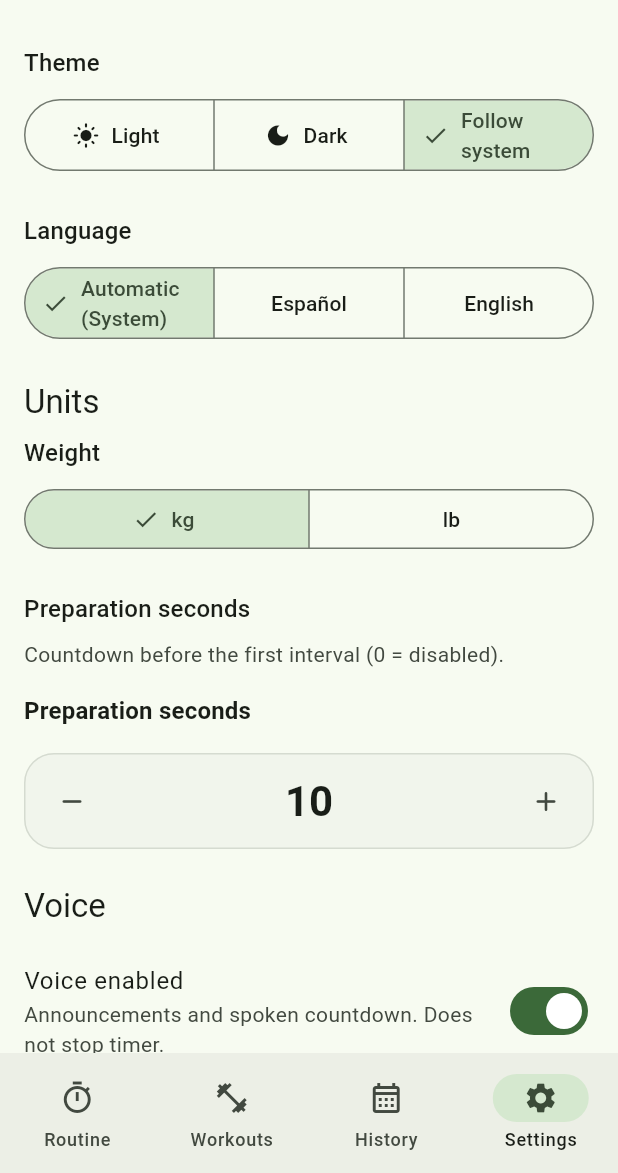
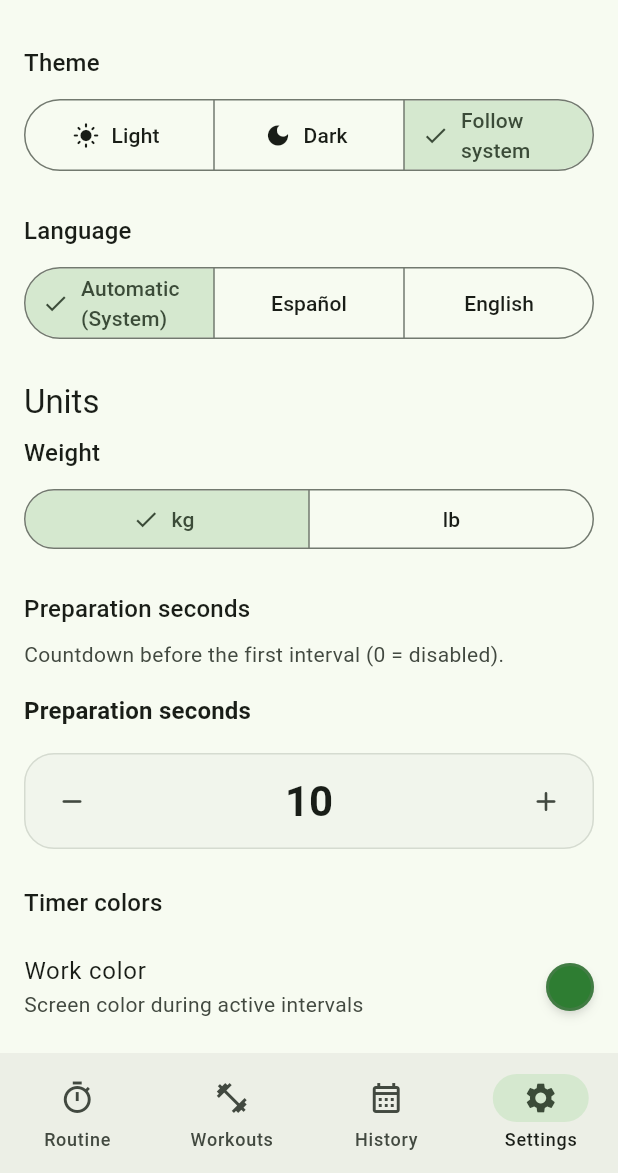
Before and after one commit to MoisesCorcho/IntervalTimer, a Flutter app: the screen it shows after launch, item 4 of the bottom bar chosen, on a phone screen of 412 x 824 dp, the part 63-1236 px from its top. Run offline on Flutter 3.47's test engine with Material 3 defaults, Android fonts, the phone set to English and light mode, and no system bars; our stand-ins replace audioplayers, drift, fl_chart, flutter_colorpicker, flutter_local_notifications, flutter_riverpod and 9 more; missing offline and left inert: audio_session, flutter_background_service, gal, live_activities; accounts and stored records are empty; generated files the repository leaves out were written again; statements that could not run were skipped.

Commit message:
feat(settings): add customizable work and rest phase colors with live preview

```diff
--- a/lib/core/l10n/app_en.arb
+++ b/lib/core/l10n/app_en.arb
@@ -517,5 +517,12 @@
   "vibrationFeedback": "Haptic feedback",
   "vibrationFeedbackDesc": "Vibration on interval changes",
   "muteAll": "Mute all",
-  "unmuteAll": "Unmute all"
+  "unmuteAll": "Unmute all",
+  "timerColorsSectionTitle": "Timer colors",
+  "workColorTitle": "Work color",
+  "workColorSubtitle": "Screen color during active intervals",
+  "restColorTitle": "Rest color",
+  "restColorSubtitle": "Screen color during rest intervals",
+  "resetToDefault": "Reset to default",
+  "saveColor": "Save"
 }
--- a/lib/core/l10n/app_es.arb
+++ b/lib/core/l10n/app_es.arb
@@ -366,5 +366,12 @@
   "vibrationFeedback": "Respuesta táctil",
   "vibrationFeedbackDesc": "Vibración al cambiar de intervalo",
   "muteAll": "Silenciar todo",
-  "unmuteAll": "Activar todo"
+  "unmuteAll": "Activar todo",
+  "timerColorsSectionTitle": "Colores del cronómetro",
+  "workColorTitle": "Color de trabajo",
+  "workColorSubtitle": "Pantalla durante los intervalos activos",
+  "restColorTitle": "Color de descanso",
+  "restColorSubtitle": "Pantalla durante los intervalos de descanso",
+  "resetToDefault": "Restablecer original",
+  "saveColor": "Guardar"
 }
--- a/lib/core/l10n/app_localizations.dart
+++ b/lib/core/l10n/app_localizations.dart
@@ -2161,6 +2161,48 @@ abstract class AppLocalizations {
   /// In en, this message translates to:
   /// **'Unmute all'**
   String get unmuteAll;
+
+  /// No description provided for @timerColorsSectionTitle.
+  ///
+  /// In en, this message translates to:
+  /// **'Timer colors'**
+  String get timerColorsSectionTitle;
+
+  /// No description provided for @workColorTitle.
+  ///
+  /// In en, this message translates to:
+  /// **'Work color'**
+  String get workColorTitle;
+
+  /// No description provided for @workColorSubtitle.
+  ///
+  /// In en, this message translates to:
+  /// **'Screen color during active intervals'**
+  String get workColorSubtitle;
+
+  /// No description provided for @restColorTitle.
+  ///
+  /// In en, this message translates to:
+  /// **'Rest color'**
+  String get restColorTitle;
+
+  /// No description provided for @restColorSubtitle.
+  ///
+  /// In en, this message translates to:
+  /// **'Screen color during rest intervals'**
+  String get restColorSubtitle;
+
+  /// No description provided for @resetToDefault.
+  ///
+  /// In en, this message translates to:
+  /// **'Reset to default'**
+  String get resetToDefault;
+
+  /// No description provided for @saveColor.
+  ///
+  /// In en, this message translates to:
+  /// **'Save'**
+  String get saveColor;
 }
 
 class _AppLocalizationsDelegate
--- a/lib/core/l10n/app_localizations_en.dart
+++ b/lib/core/l10n/app_localizations_en.dart
@@ -1142,4 +1142,25 @@ class AppLocalizationsEn extends AppLocalizations {
 
   @override
   String get unmuteAll => 'Unmute all';
+
+  @override
+  String get timerColorsSectionTitle => 'Timer colors';
+
+  @override
+  String get workColorTitle => 'Work color';
+
+  @override
+  String get workColorSubtitle => 'Screen color during active intervals';
+
+  @override
+  String get restColorTitle => 'Rest color';
+
+  @override
+  String get restColorSubtitle => 'Screen color during rest intervals';
+
+  @override
+  String get resetToDefault => 'Reset to default';
+
+  @override
+  String get saveColor => 'Save';
 }
--- a/lib/core/theme/app_theme.dart
+++ b/lib/core/theme/app_theme.dart
@@ -66,6 +66,22 @@ abstract final class AppTheme {
   static const workColor = Color(0xFF2E7D32); // Green 800
   static const restColor = Color(0xFF1565C0); // Blue 800
   static const stretchColor = Color(0xFF9C27B0);
+  /// Fixed neutral dark slate grey for the preparation countdown.
+  static const prepColor = Color(0xFF2E3239);
+
+  /// Curated athletic palette (10 shades) for customizable work and rest phases.
+  static const phaseColorPresets = <Color>[
+    Color(0xFF2E7D32), // Forest Green (default work)
+    Color(0xFF1565C0), // Deep Blue (default rest)
+    Color(0xFFC62828), // Crimson Red
+    Color(0xFFE65100), // Energy Orange
+    Color(0xFF6A1B9A), // Deep Purple
+    Color(0xFF00838F), // Cyan / Teal
+    Color(0xFFFF8F00), // Amber Gold
+    Color(0xFFAD1457), // Vivid Magenta
+    Color(0xFF827717), // Volt / Lime
+    Color(0xFF283593), // Navy / Indigo
+  ];
 
   static ThemeData light() {
     final colorScheme = ColorScheme.fromSeed(
--- a/lib/data/repositories/preferences_repository.dart
+++ b/lib/data/repositories/preferences_repository.dart
@@ -9,11 +9,15 @@ class PreferencesRepository {
   static const activeWorkoutIdKey = 'active_workout_id';
   static const prepSecondsKey = 'prep_seconds';
   static const themeModeKey = 'theme_mode';
+  static const workColorKey = 'work_color_argb';
+  static const restColorKey = 'rest_color_argb';
   static const defaultPrepSeconds = 10;
   static const minPrepSeconds = 0;
   static const maxPrepSeconds = 60;
   /// Storage default for F27 theme preference (`light` | `dark` | `system`).
   static const defaultThemeMode = 'system';
+  static const defaultWorkColorArgb = 0xFF2E7D32; // Green 800 (AppTheme.workColor)
+  static const defaultRestColorArgb = 0xFF1565C0; // Blue 800 (AppTheme.restColor)
 
   // F02 voice prefs
   static const voiceEnabledKey = 'voice_enabled';
@@ -136,6 +140,20 @@ class PreferencesRepository {
     final clamped = value.clamp(minPrepSeconds, maxPrepSeconds);
     await setInt(prepSecondsKey, clamped);
   }
+
+  Future<int> getWorkColorArgb() async {
+    final value = await getInt(workColorKey);
+    return value ?? defaultWorkColorArgb;
+  }
+
+  Future<void> setWorkColorArgb(int value) => setInt(workColorKey, value);
+
+  Future<int> getRestColorArgb() async {
+    final value = await getInt(restColorKey);
+    return value ?? defaultRestColorArgb;
+  }
+
+  Future<void> setRestColorArgb(int value) => setInt(restColorKey, value);
 
   Future<bool> getBool(String key, {required bool defaultValue}) async {
     final raw = await getString(key);
--- a/lib/features/settings/domain/app_settings.dart
+++ b/lib/features/settings/domain/app_settings.dart
@@ -32,6 +32,8 @@ class AppSettings {
     this.themeMode = AppThemeMode.system,
     this.bodyWeightUnit = BodyWeightUnit.kg,
     this.appLanguage = AppLanguage.system,
+    this.workColorArgb = 0xFF2E7D32,
+    this.restColorArgb = 0xFF1565C0,
   });
 
   /// Seconds of preparation before the first interval (0–60).
@@ -94,6 +96,12 @@ class AppSettings {
   /// Application language preference: system, es, or en (F28).
   final AppLanguage appLanguage;
 
+  /// Custom phase color for work intervals (ARGB). Default 0xFF2E7D32.
+  final int workColorArgb;
+
+  /// Custom phase color for rest intervals (ARGB). Default 0xFF1565C0.
+  final int restColorArgb;
+
   AppSettings copyWith({
     int? prepSeconds,
     bool? voiceEnabled,
@@ -121,6 +129,8 @@ class AppSettings {
     AppThemeMode? themeMode,
     BodyWeightUnit? bodyWeightUnit,
     AppLanguage? appLanguage,
+    int? workColorArgb,
+    int? restColorArgb,
   }) {
     return AppSettings(
       prepSeconds: prepSeconds ?? this.prepSeconds,
@@ -158,6 +168,8 @@ class AppSettings {
       themeMode: themeMode ?? this.themeMode,
       bodyWeightUnit: bodyWeightUnit ?? this.bodyWeightUnit,
       appLanguage: appLanguage ?? this.appLanguage,
+      workColorArgb: workColorArgb ?? this.workColorArgb,
+      restColorArgb: restColorArgb ?? this.restColorArgb,
     );
   }
 
--- a/lib/features/settings/presentation/settings_screen.dart
+++ b/lib/features/settings/presentation/settings_screen.dart
@@ -10,6 +10,7 @@ import 'package:interval_timer/features/always_on/presentation/keep_screen_on_se
 import 'package:interval_timer/features/body_tracking/presentation/body_weight_unit_settings_section.dart';
 import 'package:interval_timer/features/lock_screen/presentation/session_lock_screen_settings_section.dart';
 import 'package:interval_timer/features/settings/presentation/widgets/language_selector_tile.dart';
+import 'package:interval_timer/features/settings/presentation/widgets/phase_color_picker_sheet.dart';
 import 'package:interval_timer/features/sound_effects/presentation/sound_effects_settings_section.dart';
 import 'package:interval_timer/features/vibration/presentation/vibration_settings_section.dart';
 import 'package:interval_timer/shared/widgets/app_primary_button.dart';
@@ -126,6 +127,8 @@ class _SettingsBody extends ConsumerWidget {
           },
         ),
         const SizedBox(height: AppTheme.spacingLg),
+        _TimerPhaseColorsSection(settings: settings),
+        const SizedBox(height: AppTheme.spacingLg),
         Text(
           l10n.voiceSectionTitle,
           style: theme.textTheme.titleLarge,
@@ -207,3 +210,93 @@ class _SettingsBody extends ConsumerWidget {
     );
   }
 }
+
+class _TimerPhaseColorsSection extends ConsumerWidget {
+  const _TimerPhaseColorsSection({required this.settings});
+
+  final AppSettings settings;
+
+  @override
+  Widget build(BuildContext context, WidgetRef ref) {
+    final l10n = context.l10n;
+    final theme = Theme.of(context);
+    final controller = ref.read(settingsControllerProvider.notifier);
+
+    return Column(
+      crossAxisAlignment: CrossAxisAlignment.start,
+      children: [
+        Text(
+          l10n.timerColorsSectionTitle,
+          style: theme.textTheme.titleMedium,
+        ),
+        const SizedBox(height: AppTheme.spacingSm),
+        ListTile(
+          key: const Key('work_color_tile'),
+          contentPadding: EdgeInsets.zero,
+          title: Text(l10n.workColorTitle),
+          subtitle: Text(
+            l10n.workColorSubtitle,
+            style: theme.textTheme.bodyMedium?.copyWith(
+              color: theme.colorScheme.onSurfaceVariant,
+            ),
+          ),
+          trailing: Container(
+            width: 32,
+            height: 32,
+            decoration: BoxDecoration(
+              color: Color(settings.workColorArgb),
+              shape: BoxShape.circle,
+              border: Border.all(
+                color: theme.dividerColor.withValues(alpha: 0.3),
+                width: 2,
+              ),
+              boxShadow: AppTheme.buttonShadowFor(context),
+            ),
+          ),
+          onTap: () {
+            showPhaseColorPickerSheet(
+              context: context,
+              title: l10n.workColorTitle,
+              initialColor: Color(settings.workColorArgb),
+              defaultColor: AppTheme.workColor,
+              onColorSelected: (c) => controller.setWorkColor(c.toARGB32()),
+            );
+          },
+        ),
+        ListTile(
+          key: const Key('rest_color_tile'),
+          contentPadding: EdgeInsets.zero,
+          title: Text(l10n.restColorTitle),
+          subtitle: Text(
+            l10n.restColorSubtitle,
+            style: theme.textTheme.bodyMedium?.copyWith(
+              color: theme.colorScheme.onSurfaceVariant,
+            ),
+          ),
+          trailing: Container(
+            width: 32,
+            height: 32,
+            decoration: BoxDecoration(
+              color: Color(settings.restColorArgb),
+              shape: BoxShape.circle,
+              border: Border.all(
+                color: theme.dividerColor.withValues(alpha: 0.3),
+                width: 2,
+              ),
+              boxShadow: AppTheme.buttonShadowFor(context),
+            ),
+          ),
+          onTap: () {
+            showPhaseColorPickerSheet(
+              context: context,
+              title: l10n.restColorTitle,
+              initialColor: Color(settings.restColorArgb),
+              defaultColor: AppTheme.restColor,
+              onColorSelected: (c) => controller.setRestColor(c.toARGB32()),
+            );
+          },
+        ),
+      ],
+    );
+  }
+}
--- a/lib/features/timer/presentation/timer_execution_screen.dart
+++ b/lib/features/timer/presentation/timer_execution_screen.dart
@@ -135,21 +135,25 @@ class _TimerExecutionScreenState extends ConsumerState<TimerExecutionScreen>
 
     final current = timerState.currentInterval;
     final isPrep = timerState.isInPreparation;
-    // Phase color + chrome: brand work/rest always dark fill + white text/ring
-    // (F35), independent of app light/dark theme and of light colorArgb leftovers.
+    final settings = ref.watch(settingsControllerProvider).valueOrNull;
+    // Phase color + chrome: brand work/rest use user settings or swatches,
+    // preparation uses neutral AppTheme.prepColor (F35).
     final phaseInterval = isPrep ? timerState.nextInterval : current;
     final bgColor = executionBackgroundColor(
       interval: phaseInterval,
       prepFallback: Theme.of(context).colorScheme.surfaceContainerHighest,
+      isPreparation: isPrep,
+      workColor: settings != null ? Color(settings.workColorArgb) : null,
+      restColor: settings != null ? Color(settings.restColorArgb) : null,
     );
     final textColor = executionChromeColor(
       background: bgColor,
       type: phaseInterval?.type,
+      isPreparation: isPrep,
     );
     final segmentTimeText = formatRemainingMs(timerState.remainingMs);
     final totalTimeText = formatTotalRemainingMs(timerState.totalRemainingMs);
     final l10n = context.l10n;
-    final settings = ref.watch(settingsControllerProvider).valueOrNull;
     final allAudioMuted = settings != null &&
         !settings.voiceEnabled &&
         !settings.soundEnabled &&
```
Also changed, not shown: lib/core/l10n/app_localizations_es.dart (+21 -0 lines), lib/core/utils/execution_chrome.dart (+22 -12 lines), lib/features/settings/application/settings_controller.dart (+18 -0 lines), lib/features/settings/data/settings_repository.dart (+8 -0 lines), lib/features/settings/presentation/widgets/phase_color_picker_sheet.dart (added, +240 -0 lines), 6 other files.
